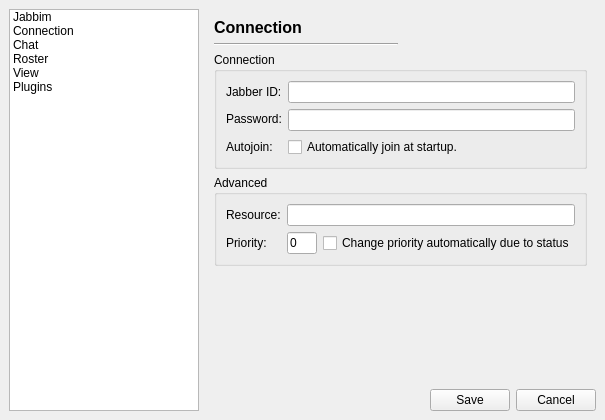
Old version of the form widgets/preferences.ui in the repository xmpp-graveyard/jabbim.
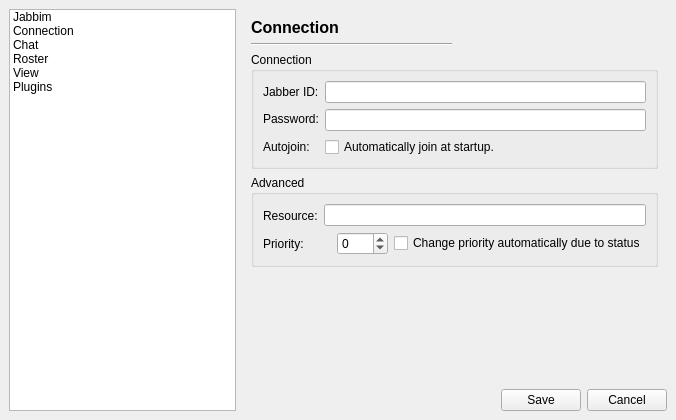
New version of the form. The open tabs and pages were chosen to show the change. Icons and pictures are not drawn.

Commit message: opravení priority v preferencích

```diff
--- a/widgets/preferences.ui
+++ b/widgets/preferences.ui
@@ -5,7 +5,7 @@
    <rect>
     <x>0</x>
     <y>0</y>
-    <width>591</width>
+    <width>676</width>
     <height>420</height>
    </rect>
   </property>
@@ -19,7 +19,19 @@
    <property name="margin" >
     <number>9</number>
    </property>
-   <property name="spacing" >
+   <property name="topMargin" >
+    <number>9</number>
+   </property>
+   <property name="rightMargin" >
+    <number>9</number>
+   </property>
+   <property name="bottomMargin" >
+    <number>9</number>
+   </property>
+   <property name="horizontalSpacing" >
+    <number>6</number>
+   </property>
+   <property name="verticalSpacing" >
     <number>6</number>
    </property>
    <item row="0" column="1" colspan="2" >
@@ -85,7 +97,19 @@
        <property name="margin" >
         <number>9</number>
        </property>
-       <property name="spacing" >
+       <property name="topMargin" >
+        <number>9</number>
+       </property>
+       <property name="rightMargin" >
+        <number>9</number>
+       </property>
+       <property name="bottomMargin" >
+        <number>9</number>
+       </property>
+       <property name="horizontalSpacing" >
+        <number>6</number>
+       </property>
+       <property name="verticalSpacing" >
         <number>6</number>
        </property>
        <item row="4" column="0" >
@@ -110,7 +134,19 @@
           <property name="margin" >
            <number>9</number>
           </property>
-          <property name="spacing" >
+          <property name="topMargin" >
+           <number>9</number>
+          </property>
+          <property name="rightMargin" >
+           <number>9</number>
+          </property>
+          <property name="bottomMargin" >
+           <number>9</number>
+          </property>
+          <property name="horizontalSpacing" >
+           <number>6</number>
+          </property>
+          <property name="verticalSpacing" >
            <number>6</number>
           </property>
           <item row="0" column="0" >
@@ -118,7 +154,19 @@
             <property name="margin" >
              <number>0</number>
             </property>
-            <property name="spacing" >
+            <property name="topMargin" >
+             <number>0</number>
+            </property>
+            <property name="rightMargin" >
+             <number>0</number>
+            </property>
+            <property name="bottomMargin" >
+             <number>0</number>
+            </property>
+            <property name="horizontalSpacing" >
+             <number>6</number>
+            </property>
+            <property name="verticalSpacing" >
              <number>6</number>
             </property>
             <item row="0" column="0" >
@@ -167,39 +215,18 @@
                 <property name="spacing" >
                  <number>6</number>
                 </property>
-                <item>
-                 <widget class="QLineEdit" name="connection_priority" >
-                  <property name="sizePolicy" >
-                   <sizepolicy>
-                    <hsizetype>0</hsizetype>
-                    <vsizetype>0</vsizetype>
-                    <horstretch>0</horstretch>
-                    <verstretch>0</verstretch>
-                   </sizepolicy>
-                  </property>
-                  <property name="minimumSize" >
-                   <size>
-                    <width>30</width>
-                    <height>0</height>
-                   </size>
-                  </property>
-                  <property name="maximumSize" >
-                   <size>
-                    <width>30</width>
-                    <height>16777215</height>
-                   </size>
-                  </property>
-                  <property name="toolTip" >
-                   <string>Use when you have more clients. Higher number &lt;br>means higher preference of this client.</string>
-                  </property>
-                  <property name="inputMask" >
-                   <string>90; </string>
-                  </property>
-                  <property name="text" >
-                   <string>0</string>
-                  </property>
-                 </widget>
-                </item>
+                <property name="leftMargin" >
+                 <number>0</number>
+                </property>
+                <property name="topMargin" >
+                 <number>0</number>
+                </property>
+                <property name="rightMargin" >
+                 <number>0</number>
+                </property>
+                <property name="bottomMargin" >
+                 <number>0</number>
+                </property>
                 <item>
                  <spacer>
                   <property name="orientation" >
@@ -213,6 +240,16 @@
                   </property>
                  </spacer>
                 </item>
+                <item>
+                 <widget class="QSpinBox" name="connection_priority" >
+                  <property name="minimum" >
+                   <number>-128</number>
+                  </property>
+                  <property name="maximum" >
+                   <number>127</number>
+                  </property>
+                 </widget>
+                </item>
                 <item>
                  <widget class="QCheckBox" name="connection_autoPriority" >
                   <property name="toolTip" >
@@ -241,7 +278,19 @@
           <property name="margin" >
            <number>9</number>
           </property>
-          <property name="spacing" >
+          <property name="topMargin" >
+           <number>9</number>
+          </property>
+          <property name="rightMargin" >
+           <number>9</number>
+          </property>
+          <property name="bottomMargin" >
+           <number>9</number>
+          </property>
+          <property name="horizontalSpacing" >
+           <number>6</number>
+          </property>
+          <property name="verticalSpacing" >
            <number>6</number>
           </property>
           <item row="0" column="0" >
```
Left out of the diff: 277 changed lines with no effect on the pictures. The commit also changes 2 other files.
